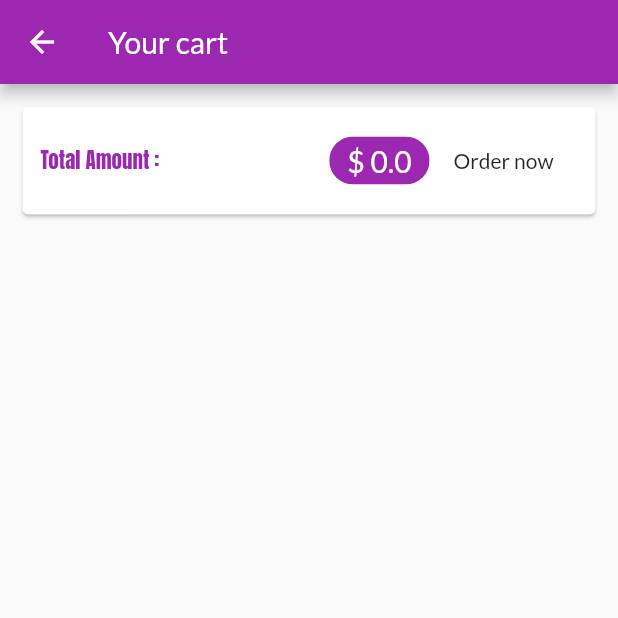
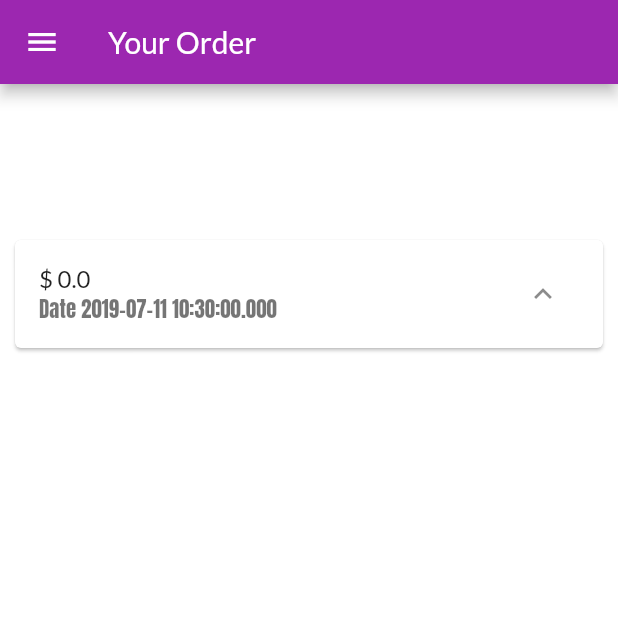
Before and after one commit to ra7bi/shopapp, a Flutter app: the CartScreen screen opened by its route, after a tap on "Order now", on a phone screen of 412 x 824 dp, the top half of it. Run offline on Flutter 3.47's test engine with Material 2 defaults, Android fonts, the phone set to English and light mode, and no system bars; network calls fail.

Commit message:
Complete App ,

```diff
--- a/lib/providers/cart.dart
+++ b/lib/providers/cart.dart
@@ -67,5 +67,10 @@ class Cart with ChangeNotifier {
 
   }
 
+  void clear(){
+    _items.clear();
+    notifyListeners();
+  }
+
 
 }
--- /dev/null
+++ b/lib/providers/orders.dart
@@ -0,0 +1,47 @@
+import 'package:flutter/foundation.dart';
+import './cart.dart';
+
+class OrdersItems {
+  final String id;
+  final double amount;
+  final List<CartItem> products;
+  final DateTime datetime;
+
+  OrdersItems({
+    @required this.id,
+    @required this.amount,
+    @required this.products,
+    @required this.datetime,
+  });
+}
+
+
+
+class Orders with ChangeNotifier {
+  List<OrdersItems> _orders = [];
+
+  List<OrdersItems> get orders {
+    return [..._orders];
+  }
+
+  void addOrder(List<CartItem> cartProducts, double total) {
+    _orders.insert(
+      0,
+      OrdersItems(
+          id: DateTime.now().toString(),
+          amount: total,
+          datetime: DateTime.now(),
+          products: cartProducts),
+    );
+    notifyListeners() ;
+
+  }
+
+  void removeItem(String productId){
+    _orders.remove(productId);
+    notifyListeners();
+  }
+
+
+
+}
--- a/lib/screens/cart_screen.dart
+++ b/lib/screens/cart_screen.dart
@@ -3,6 +3,8 @@ import 'package:provider/provider.dart';
 //Import only Cart class not CartItem from cart.dart
 import '../providers/cart.dart' show Cart;
 import '../widgets/cart_item.dart';
+import '../providers/orders.dart';
+import '../screens/order_screen.dart';
 
 class CartScreen extends StatelessWidget {
   static final routeName = 'cart/';
@@ -33,7 +35,7 @@ class CartScreen extends StatelessWidget {
                   ),
                   Spacer(),
                   Chip(
-                    label: Text("\$ ${cart.totalAmount}",
+                    label: Text("\$ ${cart.totalAmount.toStringAsFixed(2)}",
                         style: TextStyle(
                             color: Theme.of(context).textTheme.title.color,
                             fontSize: 20)),
@@ -42,7 +44,12 @@ class CartScreen extends StatelessWidget {
                   FlatButton(
                     child: Text("Order now"),
                     onPressed: () {
-                      print("ORDER NOW");
+                      Provider.of<Orders>(context,listen: false).addOrder(
+                          cart.items.values.toList(),
+                          cart.totalAmount,
+                        );
+                        cart.clear();
+                        Navigator.of(context).pushNamed(OrderScreen.routeName);
                     },
                   ),
                 ],
--- /dev/null
+++ b/lib/screens/order_screen.dart
@@ -0,0 +1,41 @@
+import 'package:flutter/material.dart';
+import 'package:shop/providers/orders.dart';
+import '../widgets/order_item.dart';
+import 'package:provider/provider.dart';
+import '../widgets/app_drawer.dart';
+
+class OrderScreen extends StatelessWidget {
+  static final  routeName = "order-screen/";
+
+  @override
+  Widget build(BuildContext context) {
+
+    final  _order = Provider.of<Orders>(context);
+
+    return Scaffold(
+      appBar: AppBar(
+        title: Text("Your Order"),
+      ),
+      drawer: MyAppDrawer(),
+      body: Container(
+        constraints: BoxConstraints.expand(),
+        decoration: BoxDecoration(
+          color: Color.fromARGB(255, 255, 255, 255),
+        ),
+        child: Column(
+          crossAxisAlignment: CrossAxisAlignment.stretch,
+          children: [
+            Container(
+              height: 130,
+              margin: EdgeInsets.only(top: 94),
+              child: ListView.builder(
+                itemCount: _order.orders.length,
+                itemBuilder: (context, index) => OrderItemW(_order.orders[index]),
+              ),
+            ),
+          ],
+        ),
+      ),
+    );
+  }
+}
--- a/lib/screens/products_overview_screen.dart
+++ b/lib/screens/products_overview_screen.dart
@@ -4,6 +4,7 @@ import '../widgets/product_grid.dart';
 import '../widgets/badge.dart';
 import '../providers/cart.dart';
 import '../screens/cart_screen.dart';
+import '../widgets/app_drawer.dart';
 
 enum FilterOptions { Favorites, All }
 
@@ -69,6 +70,7 @@ class _ProductOverviewScreenState extends State<ProductOverviewScreen> {
           )
         ],
       ),
+      drawer: MyAppDrawer(),
       body: ProductGrid(_showOnlyFavoritesData),
     );
   }
--- a/lib/widgets/cart_item.dart
+++ b/lib/widgets/cart_item.dart
@@ -43,7 +43,7 @@ class CartItem extends StatelessWidget {
                 child: CircleAvatar(
               child: Padding(
                 padding: const EdgeInsets.all(3),
-                child: FittedBox(child: Text("\$ $price")),
+                child: FittedBox(child: Text("\$ ${price.toStringAsFixed(2)}")),
               ),
             )),
             title: Text(title),
--- /dev/null
+++ b/lib/widgets/order_item.dart
@@ -0,0 +1,64 @@
+import 'package:flutter/material.dart';
+import '../providers/orders.dart' as ord;
+
+import 'dart:math';
+
+class OrderItemW extends StatefulWidget {
+  final ord.OrdersItems order;
+  OrderItemW(this.order);
+
+  @override
+  _OrderItemWState createState() => _OrderItemWState();
+}
+
+class _OrderItemWState extends State<OrderItemW> {
+  var _expanded = false;
+
+  @override
+  Widget build(BuildContext context) {
+    return Card(
+      margin: EdgeInsets.all(10),
+      child: Column(
+        children: <Widget>[
+          ListTile(
+            title: Text("\$ ${widget.order.amount}"),
+            subtitle: Text("Date ${widget.order.datetime}"),
+            trailing: IconButton(
+                icon: Icon(_expanded ? Icons.expand_more : Icons.expand_less),
+                onPressed: () {
+                  setState(() {
+                    _expanded = !_expanded;
+                  });
+                }),
+          ),
+          if (_expanded)
+            Container(
+              padding: EdgeInsets.symmetric(horizontal: 15,vertical: 4),
+              height: min(widget.order.products.length * 20.0 + 50, 100),
+              child: ListView(
+                  children: widget.order.products
+                      .map((prod) => Row(
+                            children: <Widget>[
+                              Text(
+                                prod.title,
+                                style: TextStyle(
+                                  fontSize: 18,
+                                  fontWeight: FontWeight.bold,
+                                ),
+                              ),
+                              Text(
+                                ' ${prod.quantity} x \$${prod.price}',
+                                style: TextStyle(
+                                  fontSize: 18,
+                                  color: Colors.grey,
+                                ),
+                              )
+                            ],
+                          ))
+                      .toList()),
+            )
+        ],
+      ),
+    );
+  }
+}
```
Also changed, not shown: lib/main.dart (+7 -2 lines), lib/screens/product_detail.dart (+30 -2 lines), lib/widgets/app_drawer.dart (added, +37 -0 lines).
